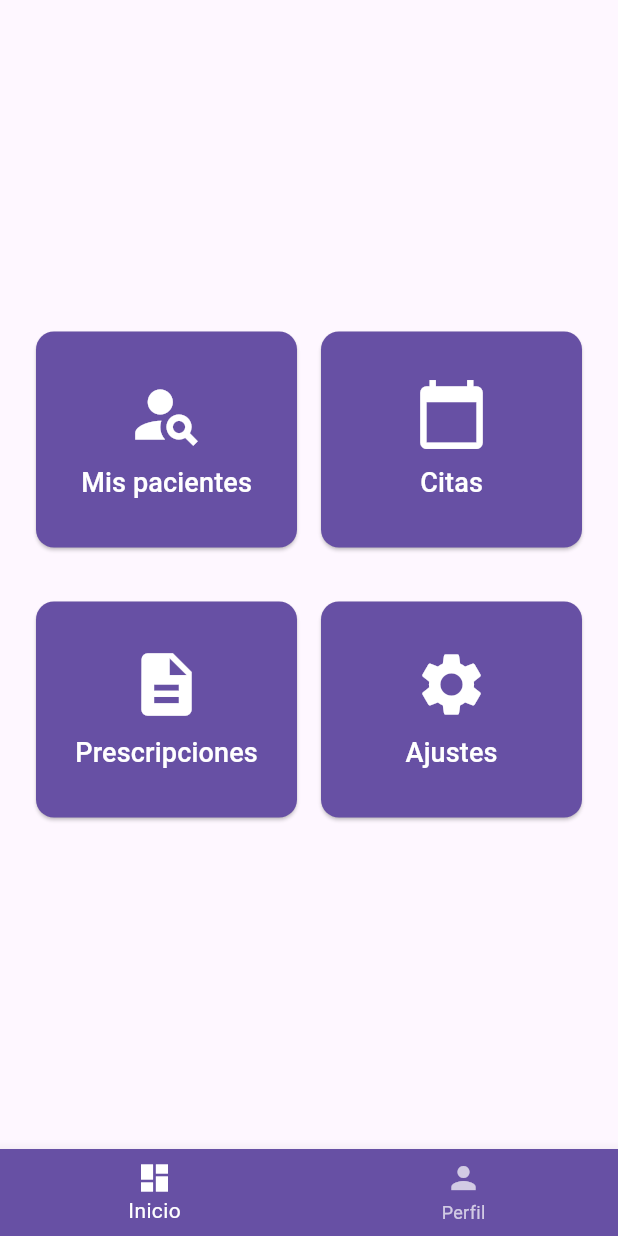
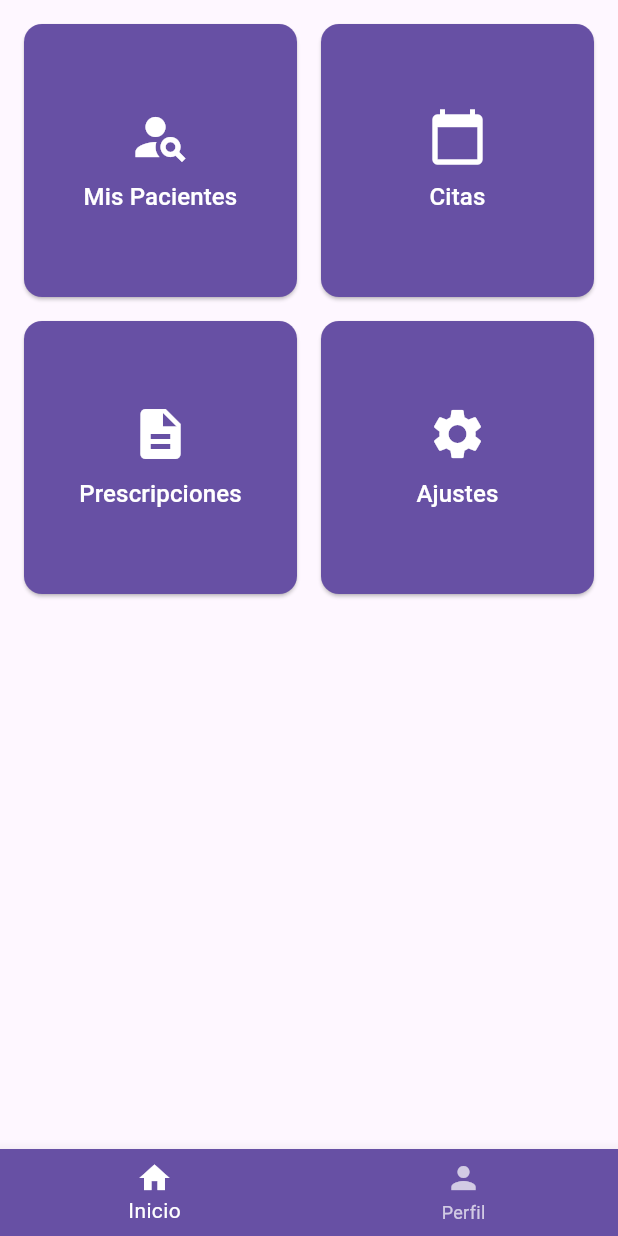
Before and after one commit to tjqqaa/ITAPP, a Flutter app: the DoctorHomeScreen screen opened directly with empty values, on a phone screen of 412 x 824 dp. Run offline on Flutter 3.47's test engine with Material 3 defaults, Android fonts, the phone set to English and light mode, and no system bars; our stand-ins replace flutter_local_notifications, timezone.

Commit message:
updated doctor home screen

```diff
--- a/lib/views/doctors/doctor_home_screen.dart
+++ b/lib/views/doctors/doctor_home_screen.dart
@@ -1,6 +1,6 @@
 import 'package:flutter/material.dart';
 import 'package:project/models/doctor.dart';
-import 'package:project/views/profile_screen.dart'; // Importar la pantalla del perfil
+import 'package:project/views/profile_screen.dart';
 
 class DoctorHomeScreen extends StatefulWidget {
   final Doctor doctor;
@@ -17,59 +17,62 @@ class _DoctorHomeScreenState extends State<DoctorHomeScreen> {
   void _onItemTapped(int index) {
     setState(() {
       _selectedIndex = index;
+    });
+
     if (index == 1) {
-        // Navegar a ProfileScreen, pasando el doctor como parámetro bajo el nombre 'user'
       Navigator.push(
         context,
         MaterialPageRoute(
-            builder: (context) => ProfileScreen(user: widget.doctor), // Cambiado 'doctor' por 'user'
+          builder: (context) => ProfileScreen(user: widget.doctor),
         ),
       );
     }
-    });
   }
 
   @override
   Widget build(BuildContext context) {
     return Scaffold(
       backgroundColor: Theme.of(context).scaffoldBackgroundColor,
-      body: Padding(
+      body: SingleChildScrollView(
         padding: const EdgeInsets.all(16.0),
-        child: Column(
-          mainAxisAlignment: MainAxisAlignment.center,
-          children: [
-            Row(
-              mainAxisAlignment: MainAxisAlignment.spaceEvenly,
+        child: Center(
+          child: GridView.count(
+            crossAxisCount: 2,
+            crossAxisSpacing: 16,
+            mainAxisSpacing: 16,
+            shrinkWrap: true,
+            physics: const NeverScrollableScrollPhysics(),
             children: [
               _buildCustomButton(
                 icon: Icons.person_search,
-                    label: 'Mis pacientes',
-                    onTap: () {} // Acción para los pacientes
+                label: 'Mis Pacientes',
+                onTap: () {
+                  // Acción para ver pacientes
+                },
               ),
               _buildCustomButton(
                 icon: Icons.calendar_today,
                 label: 'Citas',
-                    onTap: () {} // Acción para las citas
+                onTap: () {
+                  // Acción para citas
+                },
               ),
-              ],
-            ),
-            const SizedBox(height: 20),
-            Row(
-              mainAxisAlignment: MainAxisAlignment.spaceEvenly,
-              children: [
               _buildCustomButton(
                 icon: Icons.description,
                 label: 'Prescripciones',
-                    onTap: () {} // Acción para prescripciones
+                onTap: () {
+                  // Acción para prescripciones
+                },
               ),
               _buildCustomButton(
                 icon: Icons.settings,
                 label: 'Ajustes',
-                    onTap: () {} // Acción para ajustes
+                onTap: () {
+                  // Acción para ajustes
+                },
               ),
             ],
           ),
-          ],
         ),
       ),
       bottomNavigationBar: BottomNavigationBar(
@@ -79,7 +82,7 @@ class _DoctorHomeScreenState extends State<DoctorHomeScreen> {
         currentIndex: _selectedIndex,
         onTap: _onItemTapped,
         items: const [
-          BottomNavigationBarItem(icon: Icon(Icons.dashboard), label: 'Inicio'),
+          BottomNavigationBarItem(icon: Icon(Icons.home), label: 'Inicio'),
           BottomNavigationBarItem(icon: Icon(Icons.person), label: 'Perfil'),
         ],
       ),
@@ -91,9 +94,8 @@ class _DoctorHomeScreenState extends State<DoctorHomeScreen> {
     required String label,
     required VoidCallback onTap,
   }) {
-    return Expanded(
-      child: Padding(
-        padding: const EdgeInsets.all(8.0),
+    return SizedBox(
+      width: 160,
       child: ElevatedButton(
         onPressed: onTap,
         style: ElevatedButton.styleFrom(
@@ -102,16 +104,15 @@ class _DoctorHomeScreenState extends State<DoctorHomeScreen> {
           shape: RoundedRectangleBorder(
             borderRadius: BorderRadius.circular(12),
           ),
-            padding: const EdgeInsets.symmetric(vertical: 30),
+          padding: const EdgeInsets.symmetric(vertical: 24),
         ),
         child: Column(
           mainAxisSize: MainAxisSize.min,
           children: [
-              Icon(icon, size: 50),
+            Icon(icon, size: 40),
             const SizedBox(height: 8),
-              Text(label, style: const TextStyle(fontSize: 18)),
+            Text(label, style: const TextStyle(fontSize: 16), textAlign: TextAlign.center),
           ],
-          ),
         ),
       ),
     );
```
Also changed, not shown: lib/main.dart (+17 -10 lines), lib/services/notification_service.dart (+95 -8 lines). Lines whose indentation alone changed are shown as unchanged.
